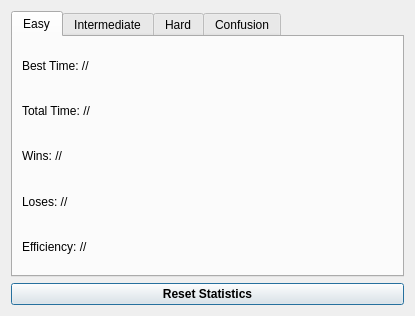
Above: statsdialog.ui from Filan-glitch/MinesweeperPlusPlus before the change. Below: the same form after it.
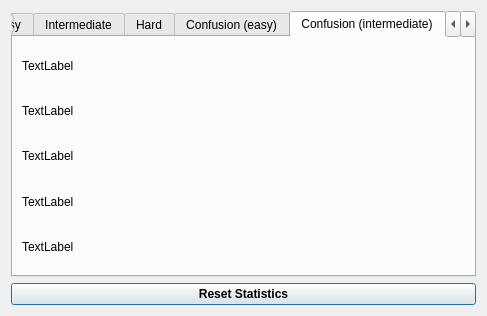
That is the form after the change. Icons and pictures are not drawn.

```diff
--- a/statsdialog.ui
+++ b/statsdialog.ui
@@ -6,7 +6,7 @@
    <rect>
     <x>0</x>
     <y>0</y>
-    <width>415</width>
+    <width>487</width>
     <height>316</height>
    </rect>
   </property>
@@ -30,7 +30,7 @@
       <string notr="true"/>
      </property>
      <property name="currentIndex">
-      <number>0</number>
+      <number>4</number>
      </property>
      <widget class="QWidget" name="EasyPage">
       <property name="toolTip">
@@ -163,7 +163,7 @@
      </widget>
      <widget class="QWidget" name="ConfusionPage">
       <attribute name="title">
-       <string>Confusion</string>
+       <string>Confusion (easy)</string>
       </attribute>
       <layout class="QVBoxLayout" name="verticalLayout_5">
        <item>
@@ -203,6 +203,90 @@
        </item>
       </layout>
      </widget>
+     <widget class="QWidget" name="ConfusionIntermediatePage">
+      <attribute name="title">
+       <string>Confusion (intermediate)</string>
+      </attribute>
+      <layout class="QVBoxLayout" name="verticalLayout_6">
+       <item>
+        <widget class="QLabel" name="confusionIntermediateBestTimeLabel">
+         <property name="text">
+          <string>TextLabel</string>
+         </property>
+        </widget>
+       </item>
+       <item>
+        <widget class="QLabel" name="confusionIntermediateTotalTimeLabel">
+         <property name="text">
+          <string>TextLabel</string>
+         </property>
+        </widget>
+       </item>
+       <item>
+        <widget class="QLabel" name="confusionIntermediateWinsLabel">
+         <property name="text">
+          <string>TextLabel</string>
+         </property>
+        </widget>
+       </item>
+       <item>
+        <widget class="QLabel" name="confusionIntermediateLosesLabel">
+         <property name="text">
+          <string>TextLabel</string>
+         </property>
+        </widget>
+       </item>
+       <item>
+        <widget class="QLabel" name="confusionIntermediateEfficiencyLabel">
+         <property name="text">
+          <string>TextLabel</string>
+         </property>
+        </widget>
+       </item>
+      </layout>
+     </widget>
+     <widget class="QWidget" name="ConfusionHardPage">
+      <attribute name="title">
+       <string>Confusion (hard)</string>
+      </attribute>
+      <layout class="QVBoxLayout" name="verticalLayout_7">
+       <item>
+        <widget class="QLabel" name="confusionHardBestTimeLabel">
+         <property name="text">
+          <string>TextLabel</string>
+         </property>
+        </widget>
+       </item>
+       <item>
+        <widget class="QLabel" name="confusionHardTotalTimeLabel">
+         <property name="text">
+          <string>TextLabel</string>
+         </property>
+        </widget>
+       </item>
+       <item>
+        <widget class="QLabel" name="confusionHardWinsLabel">
+         <property name="text">
+          <string>TextLabel</string>
+         </property>
+        </widget>
+       </item>
+       <item>
+        <widget class="QLabel" name="confusionHardLosesLabel">
+         <property name="text">
+          <string>TextLabel</string>
+         </property>
+        </widget>
+       </item>
+       <item>
+        <widget class="QLabel" name="confusionHardEfficiencyLabel">
+         <property name="text">
+          <string>TextLabel</string>
+         </property>
+        </widget>
+       </item>
+      </layout>
+     </widget>
     </widget>
    </item>
    <item>
```
Left out of the diff: 12 changed lines with no effect on the pictures.
